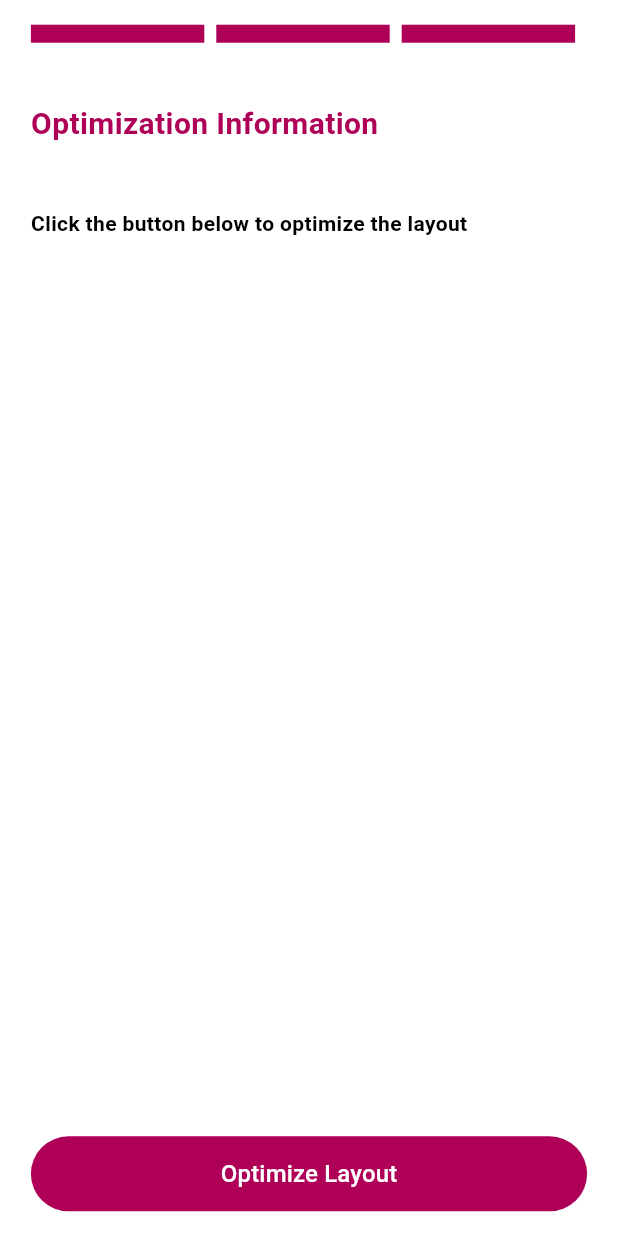
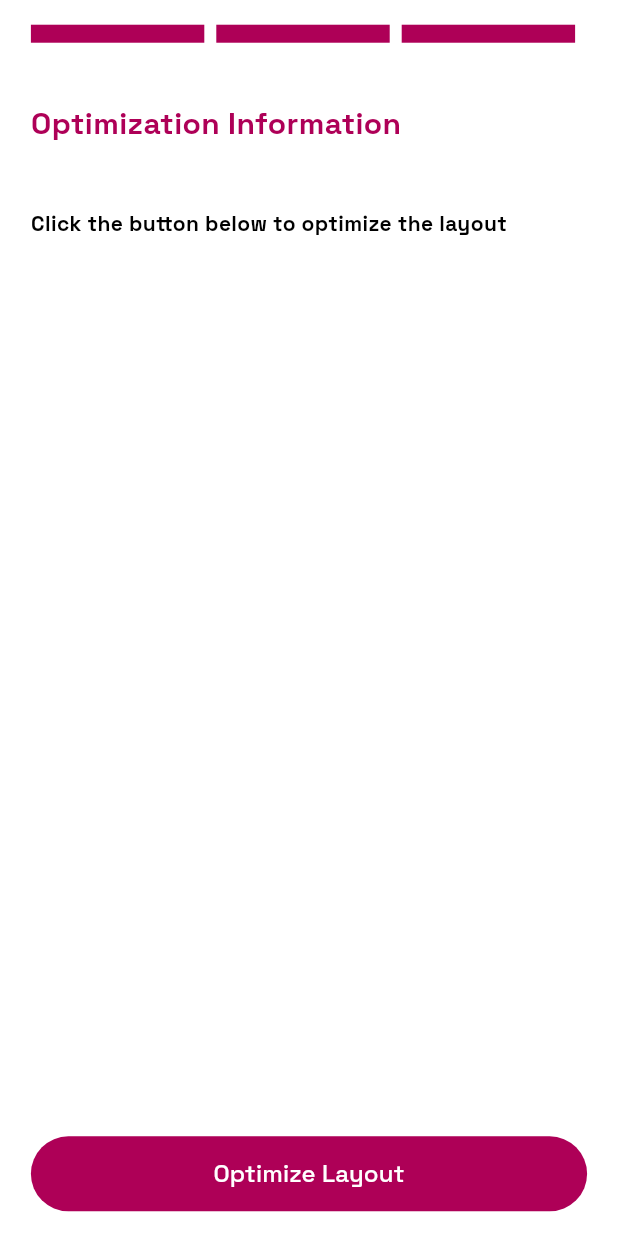
Before and after one commit to certified84/craft, a Flutter app: the OptimizationInformationScreen screen opened by its route, on a phone screen of 412 x 824 dp. Run offline on Flutter 3.47's test engine with Material 3 defaults, Android fonts, the phone set to English and light mode, and no system bars; our stand-ins replace flutter_svg, vector_graphics.

Commit message:
@update/Update text components to use custom font

```diff
--- a/lib/components/buttons.dart
+++ b/lib/components/buttons.dart
@@ -29,6 +29,7 @@ Widget defaultButton({
           color: textColor ?? craft_colors.Colors.onPrimary,
           fontWeight: FontWeight.w500,
           fontSize: 16,
+          fontFamily: "SpaceGrotesk",
         ),
       ),
     ),
--- a/lib/components/text_field.dart
+++ b/lib/components/text_field.dart
@@ -27,6 +27,9 @@ class FacilityInput extends StatelessWidget {
       ),
       margin: const EdgeInsets.symmetric(vertical: 4),
       child: TextFormField(
+        style: const TextStyle(
+          fontFamily: "SpaceGrotesk",
+        ),
         autofocus: autofocus ?? false,
         cursorColor: craft_colors.Colors.primary,
         onEditingComplete: onEditingComplete,
@@ -41,6 +44,7 @@ class FacilityInput extends StatelessWidget {
             color: Color(0xFF6C6C73),
             fontWeight: FontWeight.w400,
             fontSize: 14,
+            fontFamily: "SpaceGrotesk",
           ),
           enabledBorder: OutlineInputBorder(
             borderRadius: BorderRadius.circular(0),
--- a/lib/screens/information.dart
+++ b/lib/screens/information.dart
@@ -49,6 +49,7 @@ class _InformationScreenState extends State<InformationScreen> {
                         color: craft_colors.Colors.primary,
                         fontWeight: FontWeight.bold,
                         fontSize: 20,
+                        fontFamily: "SpaceGrotesk",
                       ),
                     ),
                     Container(
@@ -61,6 +62,7 @@ class _InformationScreenState extends State<InformationScreen> {
                               style: TextStyle(
                                 fontSize: 16,
                                 fontWeight: FontWeight.w500,
+                                fontFamily: "SpaceGrotesk",
                               ),
                             ),
                             SizedBox(height: 16),
--- a/lib/screens/optimization/facility_information.dart
+++ b/lib/screens/optimization/facility_information.dart
@@ -79,6 +79,7 @@ class _FacilityInformationScreenState extends State<FacilityInformationScreen> {
                               color: craft_colors.Colors.primary,
                               fontWeight: FontWeight.bold,
                               fontSize: 20,
+                              fontFamily: "SpaceGrotesk",
                             ),
                           ),
                         ),
--- a/lib/screens/optimization/optimization_information.dart
+++ b/lib/screens/optimization/optimization_information.dart
@@ -135,6 +135,7 @@ class _OptimizationInformationScreenState
                               color: craft_colors.Colors.primary,
                               fontWeight: FontWeight.bold,
                               fontSize: 20,
+                              fontFamily: "SpaceGrotesk",
                             ),
                           ),
                           SizedBox(height: _deviceHeight * .05),
@@ -144,6 +145,7 @@ class _OptimizationInformationScreenState
                               color: craft_colors.Colors.black,
                               fontWeight: FontWeight.w600,
                               fontSize: 14,
+                              fontFamily: "SpaceGrotesk",
                             ),
                           ),
                         ],
@@ -189,12 +191,16 @@ class _OptimizationInformationScreenState
                                   color: craft_colors.Colors.primary,
                                   fontWeight: FontWeight.bold,
                                   fontSize: 20,
+                                  fontFamily: "SpaceGrotesk",
                                 ),
                               ),
                               const SizedBox(height: 8),
                               Text(
                                 "Initial score: $initialScore",
-                                style: const TextStyle(fontSize: 14),
+                                style: const TextStyle(
+                                  fontSize: 14,
+                                  fontFamily: "SpaceGrotesk",
+                                ),
                               ),
                               SizedBox(height: _deviceHeight * .05),
                               const Text(
@@ -203,6 +209,7 @@ class _OptimizationInformationScreenState
                                   color: craft_colors.Colors.black,
                                   fontWeight: FontWeight.w600,
                                   fontSize: 14,
+                                  fontFamily: "SpaceGrotesk",
                                 ),
                               ),
                             ],
@@ -249,12 +256,16 @@ class _OptimizationInformationScreenState
                                   color: craft_colors.Colors.primary,
                                   fontWeight: FontWeight.bold,
                                   fontSize: 20,
+                                  fontFamily: "SpaceGrotesk",
                                 ),
                               ),
                               const SizedBox(height: 8),
                               Text(
                                 "Initial score: $initialScore",
-                                style: const TextStyle(fontSize: 14),
+                                style: const TextStyle(
+                                  fontSize: 14,
+                                  fontFamily: "SpaceGrotesk",
+                                ),
                               ),
                               SizedBox(height: _deviceHeight * .05),
                               const Text(
@@ -263,6 +274,7 @@ class _OptimizationInformationScreenState
                                   color: craft_colors.Colors.black,
                                   fontWeight: FontWeight.w600,
                                   fontSize: 14,
+                                  fontFamily: "SpaceGrotesk",
                                 ),
                               ),
                               SizedBox(height: _deviceHeight * .03),
@@ -276,6 +288,7 @@ class _OptimizationInformationScreenState
                               //     color: craft_colors.Colors.black,
                               //     fontWeight: FontWeight.w600,
                               //     fontSize: 14,
+                              // fontFamily: "SpaceGrotesk",
                               //   ),
                               // ),
                             ],
```
Also changed, not shown: lib/components/unordered_list.dart (+10 -1 lines), lib/screens/home.dart (+6 -1 lines), lib/screens/onboarding.dart (+13 -6 lines), lib/screens/optimization/flow_metric_information.dart (+17 -5 lines), pubspec.yaml (+13 -0 lines).
